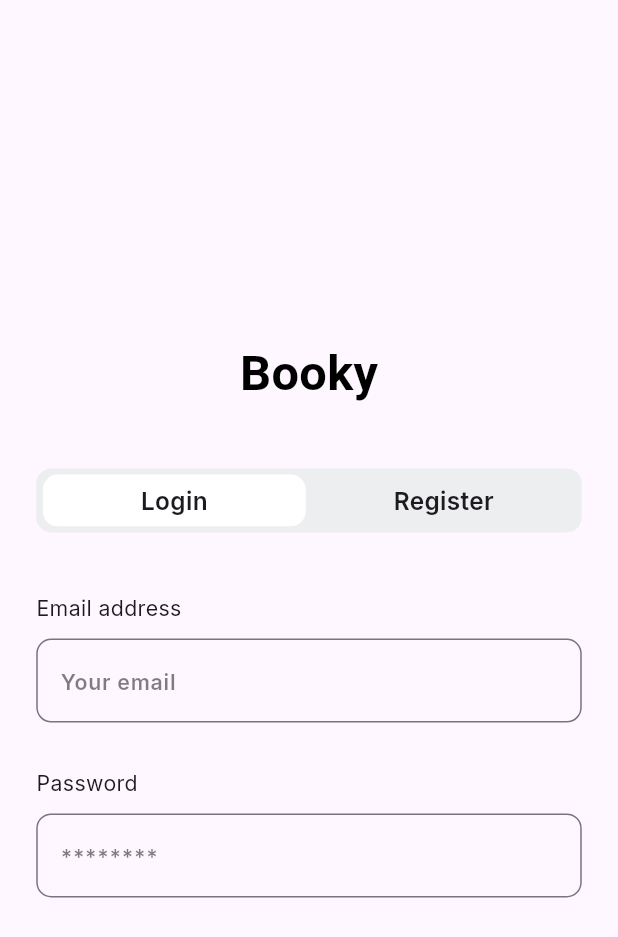
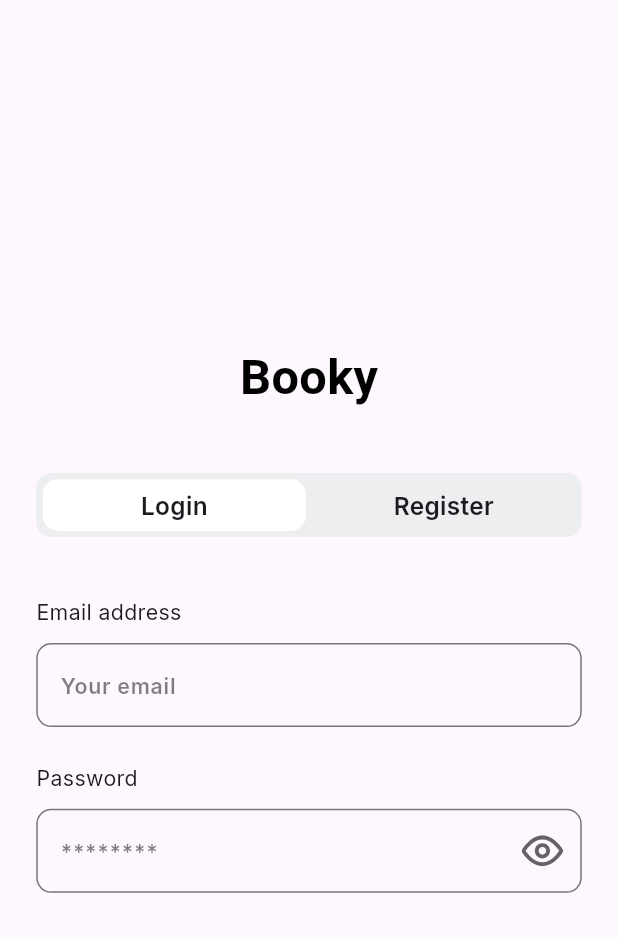
Before and after one commit to taha-128/Booky, a Flutter app: the AuthScreenBody screen opened directly, on a phone screen of 412 x 824 dp. Shown: the top 937 px of the screen. Run offline on Flutter 3.47's test engine with Material 3 defaults, Android fonts, the phone set to English and light mode, and no system bars; drawn by our look-alikes of zoom_tap_animation; our stand-ins replace dio, firebase_auth, firebase_core, flutter_bloc, flutter_onboarding_slider, flutter_screenutil and 4 more; accounts and stored records are empty; Roboto replaces fonts that are missing (Cairo).

Commit message:
#Create show password icon

```diff
--- a/analysis_options.yaml
+++ b/analysis_options.yaml
@@ -7,6 +7,9 @@
 
 # The following line activates a set of recommended lints for Flutter apps,
 # packages, and plugins designed to encourage good coding practices.
+analyzer:
+  errors:
+    deprecated_member_use: ignore
 include: package:flutter_lints/flutter.yaml
 
 linter:
--- /dev/null
+++ b/lib/features/auth/logic/show_password_cubit/show_password_cubit.dart
@@ -0,0 +1,15 @@
+import 'package:books_app/core/theme/app_svgs.dart';
+import 'package:flutter_bloc/flutter_bloc.dart';
+
+part 'show_password_state.dart';
+
+class ShowPasswordCubit extends Cubit<ShowPasswordState> {
+  ShowPasswordCubit() : super(ShowPasswordInitial());
+  bool isShowed = false;
+
+  void handleShowPassword() {
+    isShowed = !isShowed;
+    emit(
+        ShowPasswordIconChanged(icon: isShowed ? AppSvgs.eye : AppSvgs.eyeOff));
+  }
+}
--- /dev/null
+++ b/lib/features/auth/logic/show_password_cubit/show_password_state.dart
@@ -0,0 +1,11 @@
+part of 'show_password_cubit.dart';
+
+sealed class ShowPasswordState {}
+
+final class ShowPasswordInitial extends ShowPasswordState {}
+
+final class ShowPasswordIconChanged extends ShowPasswordState {
+  final String icon;
+
+  ShowPasswordIconChanged({required this.icon});
+}
--- a/lib/features/auth/ui/widgets/auth_form_widget.dart
+++ b/lib/features/auth/ui/widgets/auth_form_widget.dart
@@ -1,3 +1,4 @@
+import 'package:books_app/features/auth/logic/show_password_cubit/show_password_cubit.dart';
 import 'package:books_app/generated/l10n.dart';
 import 'package:flutter/material.dart';
 import 'package:flutter_bloc/flutter_bloc.dart';
@@ -11,7 +12,9 @@ class AuthForm extends StatelessWidget {
 
   @override
   Widget build(BuildContext context) {
-    return Form(
+    return BlocProvider(
+      create: (context) => ShowPasswordCubit(),
+      child: Form(
         key: context.read<AuthCubit>().formKey,
         autovalidateMode: context.read<AuthCubit>().autoValidateMode,
         child: Column(
@@ -21,7 +24,7 @@ class AuthForm extends StatelessWidget {
               labelText: S.of(context).email,
               hintText: S.of(context).email_hint,
             ),
-          SizedBox(height: 30.h),
+            SizedBox(height: 24.h),
             CustomTextField(
               controller: context.read<AuthCubit>().loginPasswordController,
               labelText: S.of(context).password,
@@ -30,6 +33,7 @@ class AuthForm extends StatelessWidget {
             ),
           ],
         ),
+      ),
     );
   }
 }
--- a/lib/features/auth/ui/widgets/custom_text_field.dart
+++ b/lib/features/auth/ui/widgets/custom_text_field.dart
@@ -1,9 +1,12 @@
-
+import 'package:books_app/features/auth/logic/show_password_cubit/show_password_cubit.dart';
 import 'package:flutter/material.dart';
+import 'package:flutter_bloc/flutter_bloc.dart';
 import 'package:flutter_screenutil/flutter_screenutil.dart';
 
 import '../../../../core/theme/app_colors.dart';
 import '../../../../core/theme/app_styles.dart';
+import '../../../../core/theme/app_svgs.dart';
+import 'show_password_button.dart';
 
 class CustomTextField extends StatelessWidget {
   const CustomTextField({
@@ -27,7 +30,12 @@ class CustomTextField extends StatelessWidget {
       children: [
         Text(labelText, style: AppStyles.style14),
         SizedBox(height: 10.h),
-        TextFormField(
+        BlocBuilder<ShowPasswordCubit, ShowPasswordState>(
+          builder: (context, state) {
+            return TextFormField(
+              obscureText: isPassword
+                  ? context.read<ShowPasswordCubit>().isShowed
+                  : false,
               validator: validator,
               controller: controller,
               style: AppStyles.style16,
@@ -40,7 +48,16 @@ class CustomTextField extends StatelessWidget {
                     color: AppColors.lighterGrey,
                   ),
                 ),
+                suffixIcon: isPassword
+                    ? ShowPasswordButton(
+                        icon: context.read<ShowPasswordCubit>().isShowed
+                            ? AppSvgs.eyeOff
+                            : AppSvgs.eye,
+                      )
+                    : null,
               ),
+            );
+          },
         ),
       ],
     );
--- /dev/null
+++ b/lib/features/auth/ui/widgets/show_password_button.dart
@@ -0,0 +1,32 @@
+import 'package:flutter/material.dart';
+import 'package:flutter_bloc/flutter_bloc.dart';
+import 'package:flutter_screenutil/flutter_screenutil.dart';
+import 'package:flutter_svg/flutter_svg.dart';
+import 'package:zoom_tap_animation/zoom_tap_animation.dart';
+
+import '../../../../core/theme/app_colors.dart';
+import '../../logic/show_password_cubit/show_password_cubit.dart';
+
+class ShowPasswordButton extends StatelessWidget {
+  const ShowPasswordButton({super.key, required this.icon});
+  final String icon;
+  @override
+  Widget build(BuildContext context) {
+    return ZoomTapAnimation(
+      onTap: () {
+        context.read<ShowPasswordCubit>().handleShowPassword();
+      },
+      child: Padding(
+        padding: EdgeInsets.symmetric(
+          vertical: 8.h,
+          horizontal: 10.w,
+        ),
+        child: SvgPicture.asset(
+          icon,
+          height: 30.h,
+          color: AppColors.black60,
+        ),
+      ),
+    );
+  }
+}
--- a/pubspec.yaml
+++ b/pubspec.yaml
@@ -45,6 +45,12 @@ dependencies:
   #Dependency injection
   get_it: ^7.7.0
 
+  #An SVG rendering and widget library for Flutter
+  flutter_svg: ^2.0.10+1
+
+  #Zoom Tap Animation allows you to make an effect similar to App Store's items in Today tab
+  zoom_tap_animation: ^1.1.0
+
   #Localization
   intl: ^0.19.0
   flutter_localizations:
```
Also changed, not shown: pubspec.lock. Lines whose indentation alone changed are shown as unchanged.
